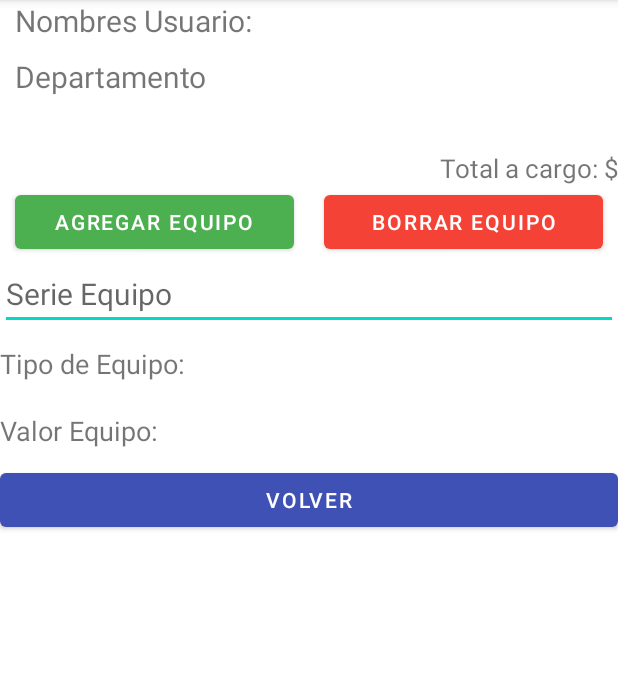
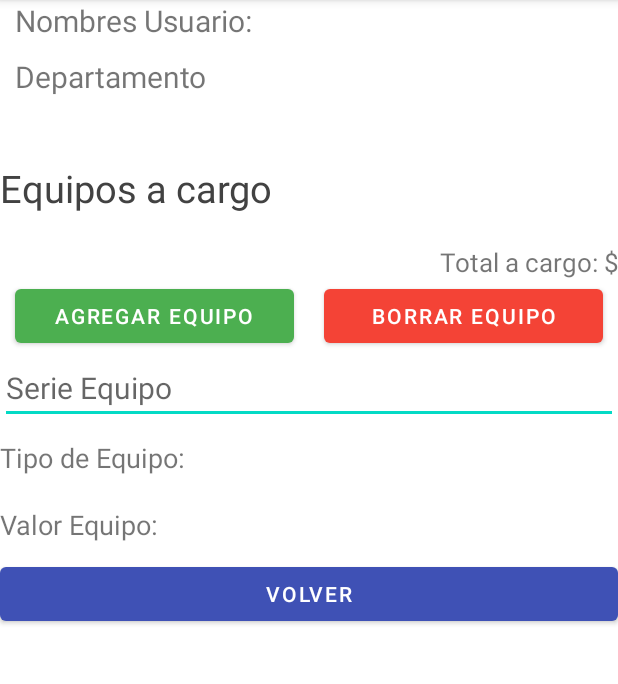
Before and after one commit to Panchober27/Prueba-2-Desarrollo-App-Moviles, an Android app: the MantenedorEquipos screen opened directly, with no data from a screen before it, on a phone screen of 412 x 824 dp, the part 84-768 px from its top. Run offline under Robolectric (Android 15) with nearby library versions, the phone set to English and light mode, and no system bars.

Commit message:
Modifico el titulo del listado de los equipos

```diff
--- a/app/src/main/res/layout/activity_mantenedor_equipos.xml
+++ b/app/src/main/res/layout/activity_mantenedor_equipos.xml
@@ -30,9 +30,19 @@
 
     </TextView>
 
+    <TextView
+        android:layout_width="match_parent"
+        android:layout_height="wrap_content"
+        android:layout_marginTop="8dp"
+        android:textColor="@color/cardview_dark_background"
+        android:textSize="25dp"
+        android:text="Equipos a cargo">
+    </TextView>
+
     <ListView
         android:id="@+id/listEquipos"
         android:layout_width="match_parent"
+        android:layout_marginTop="20dp"
         android:layout_height="wrap_content">
 
     </ListView>
```
